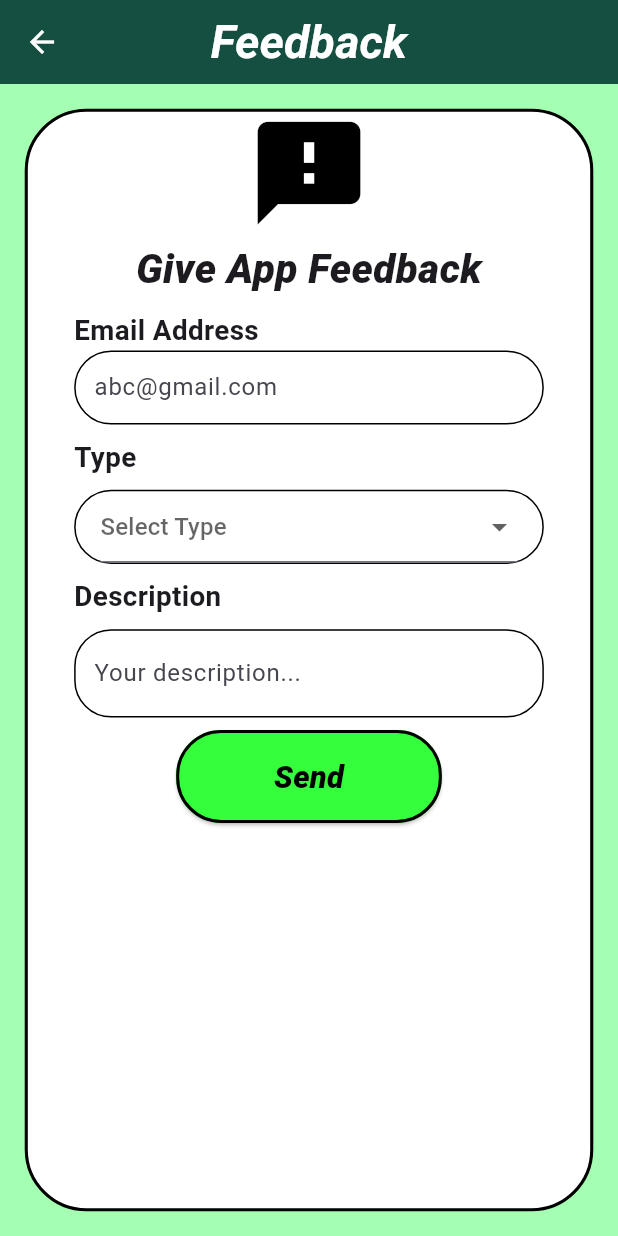
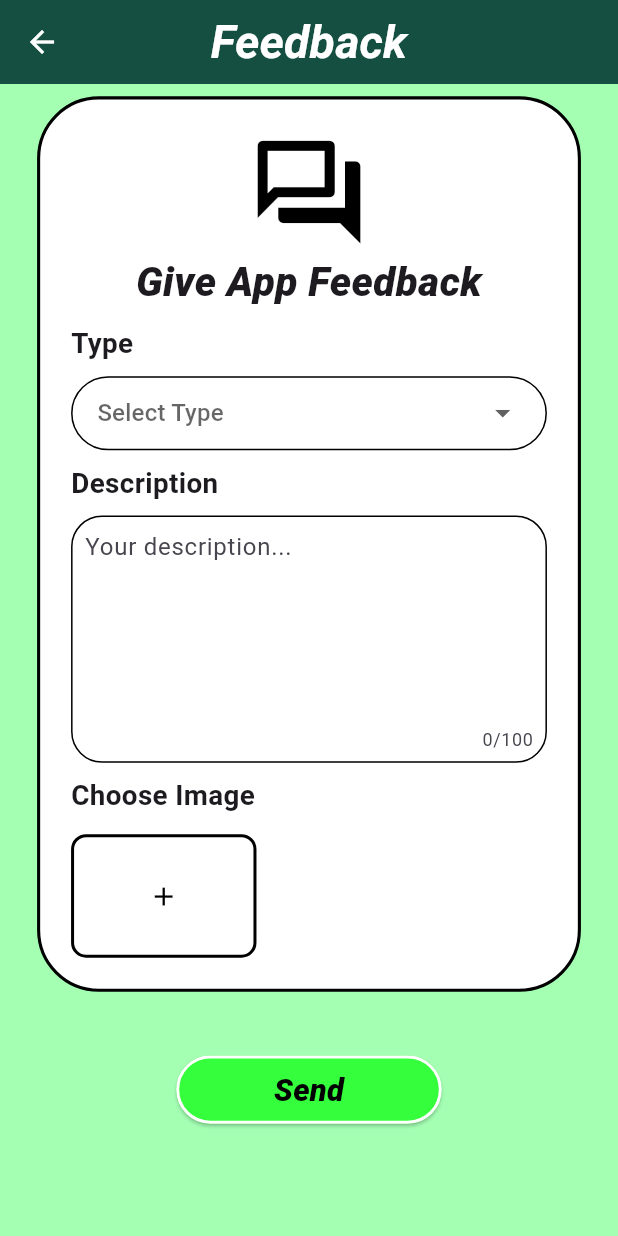
Before and after one commit to nguyenntce/SU24-SEP490-KoreanDictionary-Mobile_app, a Flutter app: the FeedbackScreen screen opened directly, on a phone screen of 412 x 824 dp. Run offline on Flutter 3.47's test engine with Material 3 defaults, Android fonts, the phone set to English and light mode, and no system bars; our stand-ins replace audioplayers, camera, country_picker, firebase_auth, firebase_core, firebase_database and 8 more; accounts and stored records are empty; generated files the repository leaves out were written again.

Commit message:
update screen feedback

```diff
--- a/lib/page_setting/feedback_screen.dart
+++ b/lib/page_setting/feedback_screen.dart
@@ -1,14 +1,43 @@
+import 'dart:io';
+
 import 'package:flutter/material.dart';
+import 'package:image_picker/image_picker.dart';
 
 class FeedbackScreen extends StatefulWidget {
   @override
   _FeedbackScreenState createState() => _FeedbackScreenState();
-
 }
 
 class _FeedbackScreenState extends State<FeedbackScreen> {
-  List<String> types = ['Vocabulary', 'Application', 'Other'];
+  List<String> types = [
+    'Vocabulary',
+    'Take Picture',
+    'Quiz',
+    'Flashcard',
+    'Other'
+  ];
   String? selectedType;
+
+  File? image;
+
+  bool isImageSelected = false;
+
+  Future<void> _pickImage(int boxNumber) async {
+    final pickedImage = await ImagePicker().pickImage(
+      source: ImageSource.gallery, // Chọn hình từ thư viện ảnh
+      // source: ImageSource.camera, // Chọn hình từ máy ảnh
+    );
+    if (pickedImage != null) {
+      setState(() {
+        // Cập nhật hình ảnh đã chọn vào biến tương ứng
+        if (boxNumber == 1) {
+          image = File(pickedImage.path);
+          isImageSelected =
+              true; // Đặt biến isImage1Selected thành true khi chọn hình ảnh
+        }
+      });
+    }
+  }
 
   @override
   Widget build(BuildContext context) {
@@ -16,13 +45,6 @@ class _FeedbackScreenState extends State<FeedbackScreen> {
     double screenHeight = MediaQuery.of(context).size.height;
     double titleFontSize = screenWidth * 0.05;
     double iconSize = screenWidth * 0.1;
-
-    const double containerMarginRatio = 0.04;
-    const double borderWidthRatio = 0.005;
-    const double borderRadiusRatio = 0.1;
-    const double textPaddingRatio = 0.075;
-    const double iconTopPositionRatio = 0.75;
-    const double textBottomPositionRatio = 0.2;
 
     return Scaffold(
       backgroundColor: const Color(0xFFA4FFB3),
@@ -47,33 +69,30 @@ class _FeedbackScreenState extends State<FeedbackScreen> {
       ),
       body: LayoutBuilder(
         builder: (context, constraints) {
-          return CustomScrollView(
-            slivers: [
-              SliverFillRemaining(
-                hasScrollBody: true,
-                child: Container(
-                  margin: EdgeInsets.all(screenWidth * containerMarginRatio),
+          return SingleChildScrollView(
+            // Sử dụng SingleChildScrollView thay vì CustomScrollView
+            child: Column(
+              children: [
+                Container(
+                  margin: EdgeInsets.symmetric(
+                      horizontal: screenHeight * 0.03,
+                      vertical: screenHeight * 0.01),
                   decoration: BoxDecoration(
                     color: Colors.white,
                     border: Border.all(
-                        color: Colors.black,
-                        width: screenWidth * borderWidthRatio),
-                    borderRadius:
-                        BorderRadius.circular(screenWidth * borderRadiusRatio),
+                        color: Colors.black, width: screenWidth * 0.005),
+                    borderRadius: BorderRadius.circular(screenWidth * 0.1),
                   ),
-                  child: Stack(
-                    children: [
-                      Positioned(
-                        top: screenHeight * textBottomPositionRatio / 3,
-                        left: 0,
-                        right: 0,
-                        child: Center(
                   child: Padding(
-                            padding:
-                                EdgeInsets.all(screenWidth * textPaddingRatio),
+                    padding: EdgeInsets.all(screenWidth * 0.05),
                     child: Column(
                       mainAxisAlignment: MainAxisAlignment.center,
                       children: [
+                        Icon(
+                          Icons.question_answer_outlined,
+                          size: iconSize * 2,
+                          color: Colors.black,
+                        ),
                         Text(
                           'Give App Feedback',
                           style: TextStyle(
@@ -88,44 +107,6 @@ class _FeedbackScreenState extends State<FeedbackScreen> {
                           mainAxisAlignment: MainAxisAlignment.start,
                           children: [
                             Text(
-                                      'Email Address',
-                                      style: TextStyle(
-                                        fontSize: titleFontSize * 0.9,
-                                        fontWeight: FontWeight.bold,
-                                      ),
-                                    ),
-                                    SizedBox(width: screenWidth * 0.02),
-                                    // Add some space between the texts
-                                  ],
-                                ),
-                                Container(
-                                  width: screenWidth * 0.8,
-                                  // Set the width of the container
-                                  height: screenHeight * 0.06,
-                                  decoration: BoxDecoration(
-                                    color: Colors.white,
-                                    border: Border.all(color: Colors.black),
-                                    borderRadius: BorderRadius.circular(
-                                        screenWidth * 0.06),
-                                  ),
-                                  child: TextField(
-                                    decoration: InputDecoration(
-                                      hintText: 'abc@gmail.com',
-                                      // Display hint text
-                                      border: InputBorder.none,
-                                      // Remove default border of TextField
-                                      contentPadding: EdgeInsets.symmetric(
-                                          horizontal: screenWidth *
-                                              0.03), // Padding inside TextField
-                                    ),
-                                  ),
-                                ),
-                                SizedBox(height: screenWidth * 0.02),
-                                // Add some space between the texts
-                                Row(
-                                  mainAxisAlignment: MainAxisAlignment.start,
-                                  children: [
-                                    Text(
                               'Type',
                               style: TextStyle(
                                 fontSize: titleFontSize * 0.9,
@@ -136,19 +117,19 @@ class _FeedbackScreenState extends State<FeedbackScreen> {
                         ),
                         SizedBox(height: screenWidth * 0.02),
                       Container(
-                                  padding: EdgeInsets.symmetric(
-                                      horizontal: screenWidth * 0.04),
+  padding: EdgeInsets.symmetric(horizontal: screenWidth * 0.04),
   width: screenWidth * 0.8,
-                                  // Set the width of the container
   height: screenHeight * 0.06,
   decoration: BoxDecoration(
     color: Colors.white,
     border: Border.all(color: Colors.black),
-                                    borderRadius: BorderRadius.circular(
-                                        screenHeight * 0.06),
+    borderRadius: BorderRadius.circular(screenHeight * 0.08),
   ),
   child: DropdownButtonFormField<String>(
-                                    hint: Text("Select Type"),
+    decoration: InputDecoration(
+      border: InputBorder.none, // Để loại bỏ border mặc định của DropdownButtonFormField
+    ),
+    hint: const Text("Select Type"),
     value: selectedType,
     isExpanded: true,
     onChanged: (newValue) {
@@ -156,8 +137,7 @@ class _FeedbackScreenState extends State<FeedbackScreen> {
         selectedType = newValue;
       });
     },
-                                    items: types.map<DropdownMenuItem<String>>(
-                                        (String value) {
+    items: types.map<DropdownMenuItem<String>>((String value) {
       return DropdownMenuItem<String>(
         value: value,
         child: Text(value),
@@ -181,53 +161,96 @@ class _FeedbackScreenState extends State<FeedbackScreen> {
                         SizedBox(height: screenWidth * 0.02),
                         Container(
                           width: screenWidth * 0.8,
-                                  // Set the width of the container
+                          height: screenHeight * 0.2,
                           decoration: BoxDecoration(
                             color: Colors.white,
                             border: Border.all(color: Colors.black),
-                                    borderRadius: BorderRadius.circular(
-                                        screenWidth * 0.06),
+                            borderRadius:
+                                BorderRadius.circular(screenWidth * 0.05),
                           ),
                           child: TextField(
-                                    maxLines:
-                                        null, // Cho phép TextField tự mở rộng theo số dòng văn bản
-                                    keyboardType: TextInputType
-                                        .multiline, // Cho phép nhập nhiều dòng
+                            maxLength: 100,
+                            maxLines: 5,
                             decoration: InputDecoration(
                               hintText: 'Your description...',
-                                      // Display hint text
                               border: InputBorder.none,
-                                      // Remove default border of TextField
                               contentPadding: EdgeInsets.symmetric(
-                                        horizontal: screenWidth * 0.03,
-                                        vertical: screenHeight *
-                                            0.02, // Thêm padding theo chiều dọc
-                                      ), // Padding inside TextField
+                                horizontal: screenWidth * 0.02,
+                                vertical: screenHeight * 0.01,
+                              ),
                             ),
                           ),
                         ),
                         SizedBox(height: screenWidth * 0.02),
-                                Center(
+                        Row(
+                          mainAxisAlignment: MainAxisAlignment.start,
+                          children: [
+                            Text(
+                              'Choose Image',
+                              style: TextStyle(
+                                fontSize: titleFontSize * 0.9,
+                                fontWeight: FontWeight.bold,
+                              ),
+                            ),
+                          ],
+                        ),
+                        SizedBox(height: screenWidth * 0.03),
+                        Row(
+                          mainAxisAlignment: MainAxisAlignment.start,
+                          children: [
+                            InkWell(
+                              onTap: () {
+                                _pickImage(1);
+                              },
+                              child: Stack(
+                                alignment: Alignment.center,
+                                children: [
+                                  Container(
+                                    width: screenWidth * 0.3,
+                                    height: screenHeight * 0.1,
+                                    decoration: BoxDecoration(
+                                      border: Border.all(
+                                        color: Colors.black,
+                                        width: 2.0,
+                                      ),
+                                      borderRadius: BorderRadius.circular(10.0),
+                                    ),
+                                    child: isImageSelected
+                                        ? Image.file(image!)
+                                        : Icon(
+                                            Icons.add,
+                                            size: screenWidth * 0.05,
+                                            color: Colors.black,
+                                          ),
+                                  ),
+                                ],
+                              ),
+                            ),
+                          ],
+                        ),
+                      ],
+                    ),
+                  ),
+                ),
+                Padding(
+                  padding: EdgeInsets.symmetric(
+                    vertical: screenHeight * 0.04,
+                  ),
                   child: ElevatedButton(
                     onPressed: () {
-                                      // Code xử lý khi nhấn nút Save
+                      // Code xử lý khi nhấn nút Send
                     },
                     style: ElevatedButton.styleFrom(
-                                      backgroundColor: Color(0xFF35FF3D),
-                                      // Đặt màu xanh lá cho nút
+                      backgroundColor: const Color(0xFF35FF3D),
                       shape: RoundedRectangleBorder(
-                                        borderRadius:
-                                            BorderRadius.circular(30.0),
+                        borderRadius: BorderRadius.circular(30.0),
                       ),
-                                      side: const BorderSide(
-                                          width: 2,
-                                          color: Colors.black
-                                              ), // Thêm viền trắng cho nút
+                      side: const BorderSide(width: 2, color: Colors.white),
                     ),
                     child: Padding(
                       padding: EdgeInsets.symmetric(
                         horizontal: screenWidth * 0.1,
-                                        vertical: screenHeight * 0.02,
+                        vertical: screenHeight * 0.01,
                       ),
                       child: Text(
                         'Send',
@@ -235,34 +258,14 @@ class _FeedbackScreenState extends State<FeedbackScreen> {
                           fontSize: titleFontSize,
                           color: Colors.black,
                           fontStyle: FontStyle.italic,
-                                            fontWeight: FontWeight.w900),
+                          fontWeight: FontWeight.w900,
+                        ),
                       ),
                     ),
                   ),
                 ),
               ],
             ),
-                          ),
-                        ),
-                      ),
-                      Positioned(
-                        top: 0,
-                        left: 0,
-                        right: 0,
-                        bottom: screenHeight * iconTopPositionRatio * 1.1,
-                        child: Center(
-                          child: Icon(
-                            Icons.feedback,
-                            size: iconSize * 2,
-                            color: Colors.black,
-                          ),
-                        ),
-                      ),
-                    ],
-                  ),
-                ),
-              ),
-            ],
           );
         },
       ),
```
Lines whose indentation alone changed are shown as unchanged.
